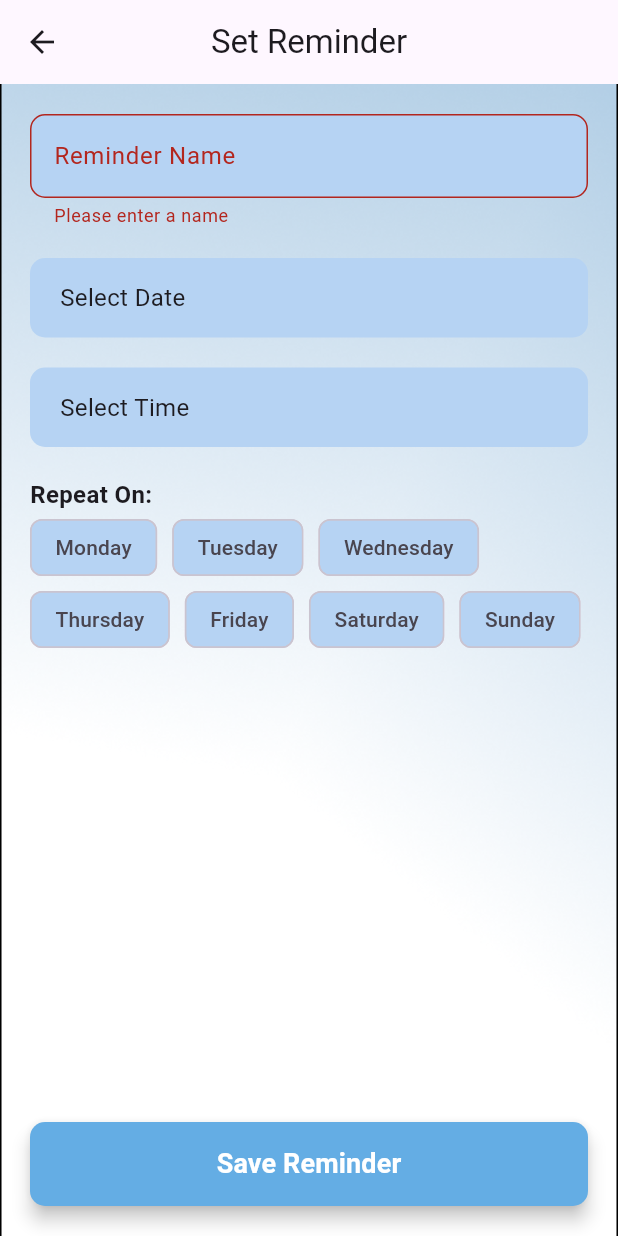
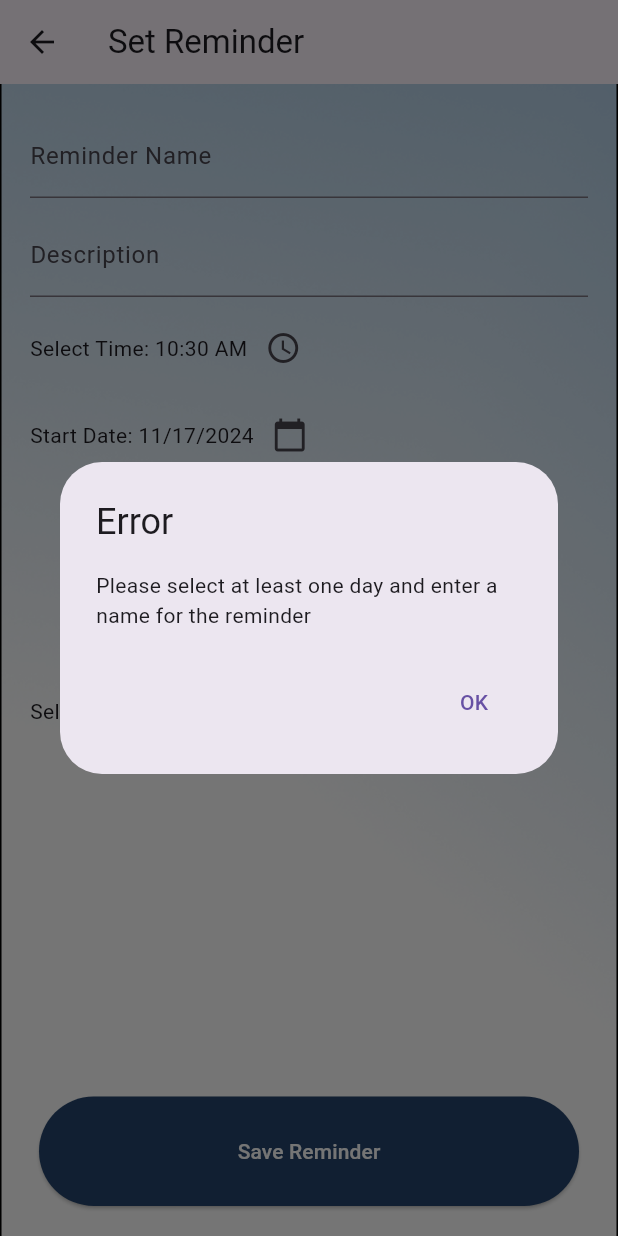
Before and after one commit to Jeditale/Hackaton_PC, a Flutter app: the SetReminderPage screen opened directly, after a tap on "Save Reminder", on a phone screen of 412 x 824 dp. Run offline on Flutter 3.47's test engine with Material 3 defaults, Android fonts, the phone set to English and light mode, and no system bars; our stand-ins replace audioplayers, cloud_firestore, firebase_core, fl_chart, flutter_local_notifications, flutter_spinkit and 4 more; missing offline and left inert: app_settings; accounts and stored records are empty.

Commit message:
fixed reminder

```diff
--- a/nirva/lib/Pages/Reminder/setreminder_page.dart
+++ b/nirva/lib/Pages/Reminder/setreminder_page.dart
@@ -1,4 +1,8 @@
 import 'package:flutter/material.dart';
+import 'package:flutter_local_notifications/flutter_local_notifications.dart';
+import 'package:intl/intl.dart'; // for formatting time
+import 'package:timezone/data/latest.dart' as tz;
+import 'package:timezone/timezone.dart' as tz;
 
 class SetReminderPage extends StatefulWidget {
   @override
@@ -6,43 +10,52 @@ class SetReminderPage extends StatefulWidget {
 }
 
 class _SetReminderPageState extends State<SetReminderPage> {
-  final _formKey = GlobalKey<FormState>();
-  String _name = '';
-  TimeOfDay? _time;
-  DateTime? _selectedDate;
-  List<String> _repeatOptions = ['Monday', 'Tuesday', 'Wednesday', 'Thursday', 'Friday', 'Saturday', 'Sunday'];
+  final FlutterLocalNotificationsPlugin flutterLocalNotificationsPlugin =
+      FlutterLocalNotificationsPlugin();
+
+  TextEditingController _nameController = TextEditingController();
+  TextEditingController _descriptionController = TextEditingController();
+  TimeOfDay _selectedTime = TimeOfDay.now();
+  DateTime _selectedDate = DateTime.now();
   List<String> _selectedDays = [];
+  String _notificationSound = 'default';
 
-  // Function to select the time
-  void _selectTime(BuildContext context) async {
-    final TimeOfDay? pickedTime = await showTimePicker(
+  @override
+  void initState() {
+    super.initState();
+    tz.initializeTimeZones();
+  }
+
+  // Set notification time
+  void _selectTime() async {
+    final TimeOfDay? newTime = await showTimePicker(
       context: context,
-      initialTime: TimeOfDay.now(),
+      initialTime: _selectedTime,
     );
-    if (pickedTime != null && pickedTime != _time) {
+    if (newTime != null) {
       setState(() {
-        _time = pickedTime;
+        _selectedTime = newTime;
       });
     }
   }
 
-  // Function to select the date from the calendar
-  void _selectDate(BuildContext context) async {
-    final DateTime? pickedDate = await showDatePicker(
+  // Set the start date of the reminder
+  void _selectDate() async {
+    final DateTime? newDate = await showDatePicker(
       context: context,
-      initialDate: DateTime.now(),
-      firstDate: DateTime(2023), // Set the first date (can be any date)
-      lastDate: DateTime(2101),  // Set the last date (can be any date)
+      initialDate: _selectedDate,
+      firstDate: DateTime(2000),
+      lastDate: DateTime(2101),
     );
-    if (pickedDate != null && pickedDate != _selectedDate) {
+    if (newDate != null) {
       setState(() {
-        _selectedDate = pickedDate;
+        _selectedDate = newDate;
       });
     }
   }
 
-  // Function to toggle the selected repeat days
-  void _toggleDaySelection(String day) {
+  // Toggle days of the week
+  void _toggleDay(String day) {
     setState(() {
       if (_selectedDays.contains(day)) {
         _selectedDays.remove(day);
@@ -52,27 +65,121 @@ class _SetReminderPageState extends State<SetReminderPage> {
     });
   }
 
-  // Save the reminder
-  void _saveReminder() {
-    if (_formKey.currentState!.validate()) {
-      _formKey.currentState!.save();
-      Navigator.pop(context, {
-        'name': _name,
-        'time': _time,
-        'date': _selectedDate,
-        'repeat': _selectedDays,
+  // Set notification sound
+  void _selectSound(String sound) {
+    setState(() {
+      _notificationSound = sound;
     });
   }
+
+  // Save the reminder
+  void _saveReminder() async {
+    // Check if the reminder name is empty
+    if (_selectedDays.isEmpty && _nameController.text.isEmpty) {
+      _showAlertDialog('Error', 'Please select at least one day and enter a name for the reminder');
+      return;
+    }
+    if (_nameController.text.isEmpty) {
+      _showAlertDialog('Error', 'Please enter a name for the reminder');
+      return;
+    }
+
+    // Check if no days have been selected
+    if (_selectedDays.isEmpty) {
+      _showAlertDialog('Error', 'Please select at least one day');
+      return;
+    }
+
+    // Combine all the data into a map
+    DateTime reminderDateTime = DateTime(
+      _selectedDate.year,
+      _selectedDate.month,
+      _selectedDate.day,
+      _selectedTime.hour,
+      _selectedTime.minute,
+    );
+
+    // Check if the selected reminder time is in the past today
+    if (reminderDateTime.isBefore(DateTime.now())) {
+      reminderDateTime = reminderDateTime.add(Duration(days: 1));
+    }
+
+    final reminderData = {
+      'name': _nameController.text,
+      'time': reminderDateTime,
+      'repeat': _selectedDays.join(', '),
+      'sound': _notificationSound,
+      'description': _descriptionController.text,
+    };
+
+    // Schedule the notification
+    await _scheduleNotification(reminderDateTime);
+
+    // Return the reminder data to the previous screen
+    Navigator.pop(context, reminderData);
+  }
+
+  // Function to show the alert dialog
+  void _showAlertDialog(String title, String message) {
+    showDialog(
+      context: context,
+      builder: (BuildContext context) {
+        return AlertDialog(
+          title: Text(title),
+          content: Text(message),
+          actions: <Widget>[
+            TextButton(
+              onPressed: () {
+                Navigator.of(context).pop();
+              },
+              child: Text('OK'),
+            ),
+          ],
+        );
+      },
+    );
+  }
+
+  // Scheduling the notification
+  Future<void> _scheduleNotification(DateTime reminderDateTime) async {
+    var androidDetails = AndroidNotificationDetails(
+      'reminder_channel_id',
+      'Reminders',
+      channelDescription: 'This channel is for reminder notifications',
+      importance: Importance.high,
+      priority: Priority.high,
+      sound: _notificationSound == 'default'
+          ? null
+          : RawResourceAndroidNotificationSound(
+              _notificationSound),
+    );
+
+    var platformDetails = NotificationDetails(android: androidDetails);
+
+    // Convert the reminder time into a timezone-aware time
+    tz.TZDateTime scheduledDate = tz.TZDateTime.from(reminderDateTime, tz.local);
+
+    // Schedule the notification
+    await flutterLocalNotificationsPlugin.zonedSchedule(
+      0,
+      'Reminder: ${_nameController.text}',
+      _descriptionController.text,
+      scheduledDate,
+      platformDetails,
+      androidAllowWhileIdle: true,
+      uiLocalNotificationDateInterpretation:
+          UILocalNotificationDateInterpretation.wallClockTime,
+      payload: 'reminder_payload',
+    );
   }
 
   @override
   Widget build(BuildContext context) {
     return Scaffold(
       appBar: AppBar(
+        title: Text('Set Reminder'),
         backgroundColor: Colors.transparent,
-        elevation: 0,
-        title: Text('Set Reminder'),
-        centerTitle: true,
+        elevation: 0, // Removes the shadow
       ),
       body: Container(
         decoration: BoxDecoration(
@@ -81,97 +188,101 @@ class _SetReminderPageState extends State<SetReminderPage> {
             fit: BoxFit.cover,
           ),
         ),
-        padding: EdgeInsets.all(20),
-        child: Form(
-          key: _formKey,
         child: Column(
-            crossAxisAlignment: CrossAxisAlignment.stretch,
           children: [
-              // Reminder Name Field
-              TextFormField(
-                decoration: InputDecoration(
-                  labelText: 'Reminder Name',
-                  filled: true,
-                  fillColor: Color(0xFFB6D3F3),
-                  border: OutlineInputBorder(borderRadius: BorderRadius.circular(10)),
+            Expanded(
+              child: SingleChildScrollView( // This makes the form scrollable
+                padding: const EdgeInsets.all(20.0),
+                child: Column(
+                  children: [
+                    TextField(
+                      controller: _nameController,
+                      decoration: InputDecoration(labelText: 'Reminder Name'),
                     ),
-                validator: (value) => value!.isEmpty ? 'Please enter a name' : null,
-                onSaved: (value) => _name = value!,
+                    SizedBox(height: 10),
+                    TextField(
+                      controller: _descriptionController,
+                      decoration: InputDecoration(labelText: 'Description'),
                     ),
-              SizedBox(height: 20),
-
-              // Date Picker (Calendar)
-              GestureDetector(
-                onTap: () => _selectDate(context),
-                child: Container(
-                  padding: EdgeInsets.symmetric(vertical: 15, horizontal: 20),
-                  decoration: BoxDecoration(
-                    color: Color(0xFFB6D3F3),
-                    borderRadius: BorderRadius.circular(10),
+                    SizedBox(height: 10),
+                    Row(
+                      children: [
+                        Text('Select Time: '),
+                        Text(_selectedTime.format(context)),
+                        IconButton(
+                          icon: Icon(Icons.access_time),
+                          onPressed: _selectTime,
                         ),
-                  child: Text(
-                    _selectedDate == null ? 'Select Date' : '${_selectedDate!.toLocal()}'.split(' ')[0],
-                    style: TextStyle(fontSize: 16),
+                      ],
+                    ),
+                    SizedBox(height: 10),
+                    Row(
+                      children: [
+                        Text('Start Date: '),
+                        Text(DateFormat.yMd().format(_selectedDate)),
+                        IconButton(
+                          icon: Icon(Icons.calendar_today),
+                          onPressed: _selectDate,
+                        ),
+                      ],
+                    ),
+                    SizedBox(height: 10),
+                    Text('Repeat On:'),
+                    Wrap(
+                      spacing: 8,
+                      children: ['Sun', 'Mon', 'Tue', 'Wed', 'Thu', 'Fri', 'Sat']
+                          .map((day) {
+                        return ChoiceChip(
+                          label: Text(day),
+                          selected: _selectedDays.contains(day),
+                          onSelected: (_) => _toggleDay(day),
+                        );
+                      }).toList(),
+                    ),
+                    SizedBox(height: 10),
+                    Row(
+                      children: [
+                        Text('Select Sound: '),
+                        DropdownButton<String>(
+                          value: _notificationSound,
+                          onChanged: (String? newValue) {
+                            if (newValue != null) {
+                              _selectSound(newValue);
+                            }
+                          },
+                          items: ['default', 'Frog', 'Wahh']
+                              .map<DropdownMenuItem<String>>((String value) {
+                            return DropdownMenuItem<String>(
+                              value: value,
+                              child: Text(value),
+                            );
+                          }).toList(),
+                        ),
+                      ],
+                    ),
+                  ],
                 ),
               ),
             ),
-              SizedBox(height: 20),
-
-              // Time Picker
-              GestureDetector(
-                onTap: () => _selectTime(context),
-                child: Container(
-                  padding: EdgeInsets.symmetric(vertical: 15, horizontal: 20),
-                  decoration: BoxDecoration(
-                    color: Color(0xFFB6D3F3),
-                    borderRadius: BorderRadius.circular(10),
-                  ),
-                  child: Text(
-                    _time == null ? 'Select Time' : _time!.format(context),
-                    style: TextStyle(fontSize: 16),
-                  ),
-                ),
-              ),
-              SizedBox(height: 20),
-
-              // Repeat Days
-              Text(
-                'Repeat On:',
-                style: TextStyle(fontSize: 16, fontWeight: FontWeight.bold),
-              ),
-              Wrap(
-                spacing: 10,
-                children: _repeatOptions.map((day) {
-                  final bool isSelected = _selectedDays.contains(day);
-                  return FilterChip(
-                    label: Text(day),
-                    selected: isSelected,
-                    backgroundColor: Color(0xFFB6D3F3),
-                    selectedColor: Color(0xFF64ADE4),
-                    onSelected: (_) => _toggleDaySelection(day),
-                  );
-                }).toList(),
-              ),
-              Spacer(),
-
-              // Save Reminder Button
-              ElevatedButton(
+            // Save Button at the bottom
+            Padding(
+              padding: const EdgeInsets.all(20.0),
+              child: SizedBox(
+                width: 360,  // width = 360
+                height: 73,  // height = 73
+                child: ElevatedButton(
                   onPressed: _saveReminder,
                   style: ElevatedButton.styleFrom(
-                  backgroundColor: Color(0xFF64ADE4),
-                  shape: RoundedRectangleBorder(borderRadius: BorderRadius.circular(10)),
-                  padding: EdgeInsets.symmetric(vertical: 15),
-                  elevation: 5,
+                    backgroundColor: Color(0xFF24446D),  // Background color
+                    foregroundColor: Colors.white,  // Text color
                   ),
-                child: Text(
-                  'Save Reminder',
-                  style: TextStyle(fontSize: 18, fontWeight: FontWeight.bold, color: Colors.white),
+                  child: Text('Save Reminder'),
+                ),
               ),
             ),
           ],
         ),
       ),
-      ),
     );
   }
 }
```
Also changed, not shown: nirva/lib/Pages/Reminder/editreminder_page.dart (+62 -9 lines). Lines whose indentation alone changed are shown as unchanged.
